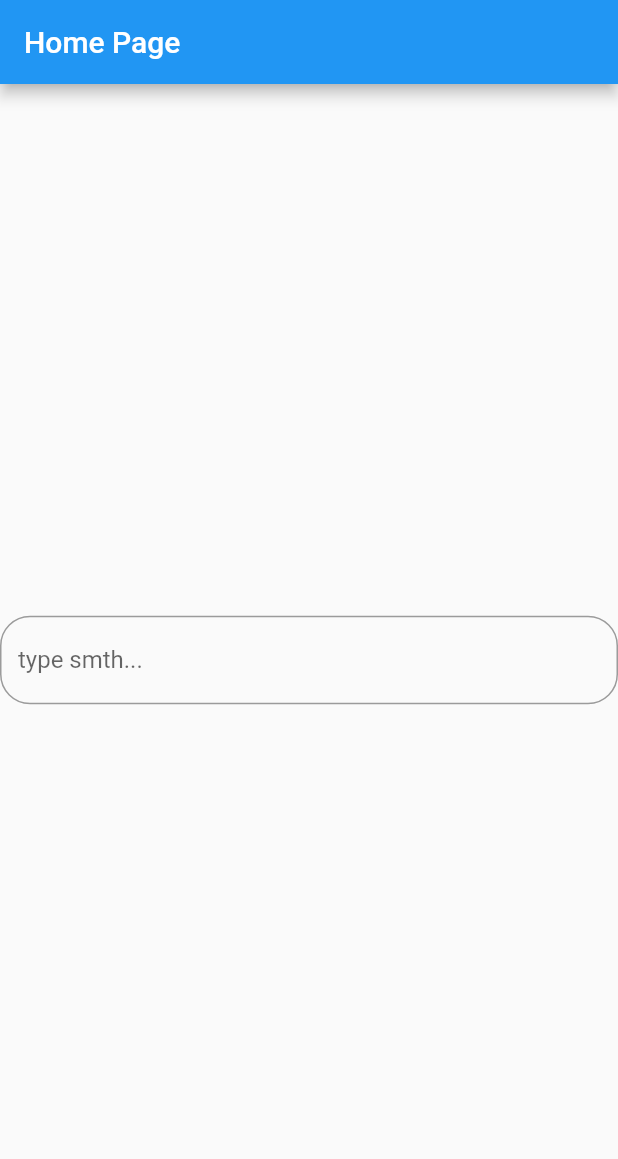
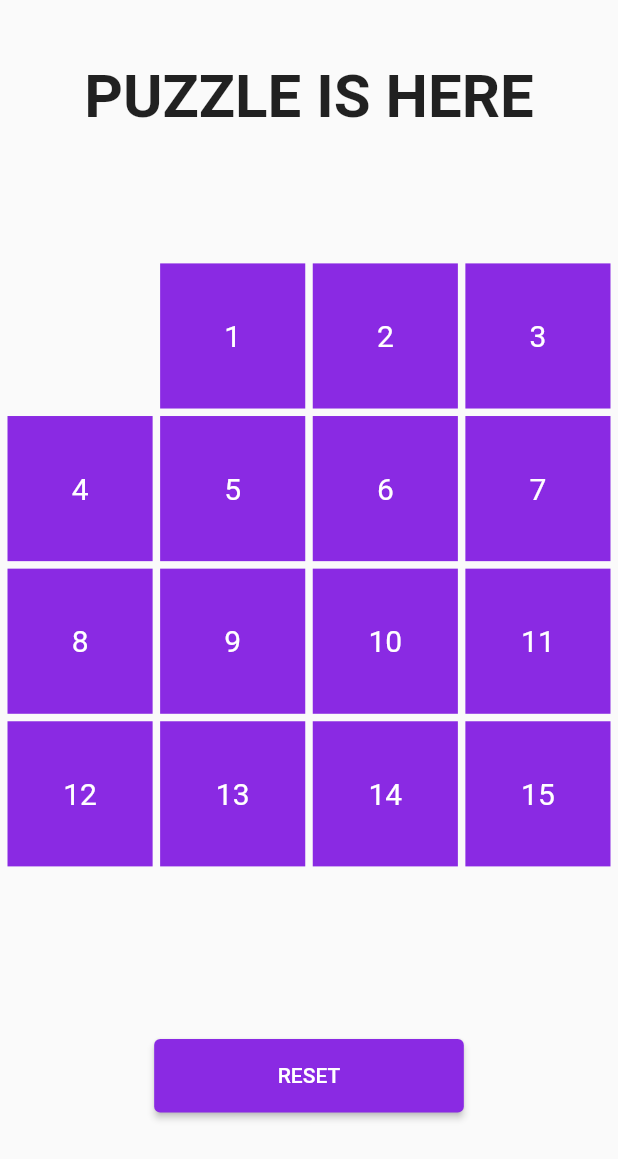
Before and after one commit to SaidazizxonFlutterDev/animation_puzzle, a Flutter app: the screen it shows after launch, on a phone screen of 412 x 824 dp. Shown: the top 1159 px of the screen. Run offline on Flutter 3.47's test engine with Material 2 defaults, Android fonts, the light colour scheme and no system bars.

Commit message:
Home page view deyarli tayyor

```diff
--- a/lib/core/components/form_field_decoration.dart
+++ b/lib/core/components/form_field_decoration.dart
@@ -1,12 +1,13 @@
 import 'package:flutter/material.dart';
 
 class MyFormDecoration {
-  static InputDecoration inputDecoration({String? hint, String? txt, OutlineInputBorder? border}){
+  static InputDecoration inputDecoration(
+      {String? hint, String? txt, OutlineInputBorder? border, IconData? sIcon}) {
     return InputDecoration(
       hintText: hint,
       labelText: txt,
       border: border,
-
+      suffixIcon: Icon(sIcon),
     );
   }
 }
--- a/lib/core/constants/color_const.dart
+++ b/lib/core/constants/color_const.dart
@@ -3,5 +3,7 @@ import 'package:flutter/material.dart';
 class ColorConst {
   static const Color primary =  Color(0xFF8A2AE3);
   static const Color textColor = Colors.black;
+  static const Color grey = Colors.grey;
+  static const Color invisible = Colors.transparent;
 
 }
--- a/lib/core/constants/fontsize_const.dart
+++ b/lib/core/constants/fontsize_const.dart
@@ -3,5 +3,6 @@ class MyFontSize {
   static double small = 16.0;
   static double normal = 20.0;
   static double large = 24.0;
-  static double extraLarge = 30.0;
+  static double extraLarge = 33.0;
+  static double doubleExtraLarge = 40.0;
 }
--- a/lib/core/constants/fontweight_const.dart
+++ b/lib/core/constants/fontweight_const.dart
@@ -3,5 +3,5 @@ import 'package:flutter/material.dart';
 class FontWeightConst {
   static FontWeight bold = FontWeight.bold;
   static FontWeight normal = FontWeight.normal;
-  static FontWeight thin = FontWeight.w200;
+  static FontWeight thin = FontWeight.w400;
 }
--- a/lib/main.dart
+++ b/lib/main.dart
@@ -1,7 +1,18 @@
+import 'package:animation_puzzle/provider/signIn_ff_provider.dart';
 import 'package:animation_puzzle/route/my_route.dart';
 import 'package:flutter/material.dart';
+import 'package:provider/provider.dart';
+
 void main() {
-  runApp(const MyApp());
+  runApp(
+    MultiProvider(
+      providers: [
+        ChangeNotifierProvider(create: (_) => VisibilityPasswordProvider()),
+      ],
+      child: const MyApp(),
+    ),
+  );
+
 }
 
 class MyApp extends StatelessWidget {
@@ -12,9 +23,7 @@ class MyApp extends StatelessWidget {
     return MaterialApp(
       debugShowCheckedModeBanner: false,
       title: 'Puzzle',
-      theme: ThemeData(
-        primarySwatch: Colors.blue,
-      ),
+      theme: ThemeData.light(),
       initialRoute: '/home',
       onGenerateRoute: (settings) => RouterGenerator.generateRoute(settings),
     );
--- a/lib/route/my_route.dart
+++ b/lib/route/my_route.dart
@@ -1,7 +1,7 @@
 import 'package:animation_puzzle/screens/auth/reset_password_page.dart';
-import 'package:animation_puzzle/screens/auth/sign_in_page.dart';
+import 'package:animation_puzzle/screens/my_home_page.dart';
 import 'package:animation_puzzle/screens/auth/sign_up_page.dart';
-import 'package:animation_puzzle/screens/my_home_page.dart';
+import 'package:animation_puzzle/screens/auth/my_signin_page.dart';
 import 'package:flutter/material.dart';
 
 class RouterGenerator {
@@ -9,14 +9,14 @@ class RouterGenerator {
     var args = settings.arguments;
 
     switch (settings.name) {
+      case '/signIn':
+        return MaterialPageRoute(
+          builder: (context) => const MySingInPage(),
+        );
+
       case '/home':
         return MaterialPageRoute(
           builder: (context) => const MyHomePage(),
-        );
-
-      case '/signIn':
-        return MaterialPageRoute(
-          builder: (context) => const SignInPage(),
         );
 
       case '/signUp':
--- a/lib/screens/my_home_page.dart
+++ b/lib/screens/my_home_page.dart
@@ -1,20 +1,42 @@
-import 'package:animation_puzzle/core/components/form_field_decoration.dart';
-import 'package:animation_puzzle/core/constants/my_form_border.dart';
+import 'package:animation_puzzle/core/constants/fontsize_const.dart';
+import 'package:animation_puzzle/core/constants/fontweight_const.dart';
+import 'package:animation_puzzle/widgets/my_button.dart';
+import 'package:animation_puzzle/widgets/my_grid_view.dart';
+import 'package:animation_puzzle/widgets/my_text.dart';
 import 'package:flutter/material.dart';
 
-class MyHomePage extends StatelessWidget {
+class MyHomePage extends StatefulWidget {
   const MyHomePage({Key? key}) : super(key: key);
 
   @override
+  State<MyHomePage> createState() => _MyHomePageState();
+}
+
+class _MyHomePageState extends State<MyHomePage> {
+  List<String> myList = [
+    "0","1","2","3","4","5","6","7","8","9","10","11","12","13","14","15"];
+
+  @override
   Widget build(BuildContext context) {
+    double _h = MediaQuery.of(context).size.height;
+    double _w = MediaQuery.of(context).size.width;
     return Scaffold(
-      appBar: AppBar(title: const Text("Home Page")),
-      body: Center(
-        child: TextFormField(
-          decoration: MyFormDecoration.inputDecoration(
-            hint: "type smth...",
-            border: MyFormBorderConst.normal,
-          ),
+      body: SafeArea(
+        child: Column(
+          children: [
+            Padding(
+              padding: EdgeInsets.only(top: _h * 0.05, bottom: _h * 0.1),
+              child: MyText(
+                txt: "PUZZLE IS HERE",
+                size: MyFontSize.doubleExtraLarge,
+                weight: FontWeightConst.bold,
+              ),
+            ),
+            Expanded(
+              child: MyGridView(myList: myList),
+            ),
+            MyButton(myList: myList),
+          ],
         ),
       ),
     );
--- /dev/null
+++ b/lib/widgets/my_button.dart
@@ -0,0 +1,31 @@
+import 'package:animation_puzzle/core/constants/color_const.dart';
+import 'package:flutter/material.dart';
+
+class MyButton extends StatelessWidget {
+  List myList;
+  MyButton({Key? key, required this.myList}) : super(key: key);
+
+  @override
+  Widget build(BuildContext context) {
+    double _h = MediaQuery.of(context).size.height;
+    double _w = MediaQuery.of(context).size.width;
+    return Padding(
+      padding: EdgeInsets.symmetric(vertical: _h * 0.1, horizontal: _w * 0.03),
+      child: ElevatedButton(
+        onPressed: () {
+          var a = myList[0];
+          myList[0] = myList[1];
+          myList[1] = a;
+        },
+        child: const Text("RESET"),
+        style: ElevatedButton.styleFrom(
+          primary: ColorConst.primary,
+          padding: EdgeInsets.symmetric(
+            vertical:_h * 0.02,
+            horizontal: _w * 0.2,
+          ),
+        ),
+      ),
+    );
+  }
+}
--- /dev/null
+++ b/lib/widgets/my_grid_view.dart
@@ -0,0 +1,39 @@
+import 'package:animation_puzzle/core/constants/color_const.dart';
+import 'package:animation_puzzle/core/constants/fontsize_const.dart';
+import 'package:animation_puzzle/widgets/my_text.dart';
+import 'package:flutter/material.dart';
+
+class MyGridView extends StatelessWidget {
+  List myList;
+  MyGridView({Key? key, required this.myList}) : super(key: key);
+
+  @override
+  Widget build(BuildContext context) {
+    return Padding(
+      padding: const EdgeInsets.all(5.0),
+      child: GridView.builder(
+          gridDelegate: const SliverGridDelegateWithFixedCrossAxisCount(
+            crossAxisCount: 4,
+            crossAxisSpacing: 5,
+            mainAxisSpacing: 5,
+          ),
+          itemCount: myList.length,
+          itemBuilder: (context, index) {
+            return myList[index] != "0"
+                ? AnimatedContainer(
+                    duration: const Duration(milliseconds: 600),
+                    color: ColorConst.primary,
+                    alignment: Alignment.center,
+                    child: MyText(
+                        txt: myList[index],
+                        size: MyFontSize.normal,
+                        color: Colors.white),
+                  )
+                : AnimatedContainer(
+                    duration: const Duration(milliseconds: 600),
+                    color: ColorConst.invisible,
+                  );
+          }),
+    );
+  }
+}
--- a/lib/widgets/my_text.dart
+++ b/lib/widgets/my_text.dart
@@ -18,6 +18,7 @@ class MyText extends StatelessWidget {
         color: color,
         fontWeight: weight,
         overflow: overflow,
+        decoration: TextDecoration.none,
       ),
     );
   }
--- a/pubspec.yaml
+++ b/pubspec.yaml
@@ -37,6 +37,7 @@ dependencies:
   firebase_auth: ^3.3.10
   firebase_core: ^1.13.1
   firebase: ^9.0.2
+  provider: ^6.0.2
 
 dev_dependencies:
   flutter_test:
```
Also changed, not shown: lib/provider/signIn_ff_provider.dart (added, +9 -0 lines), lib/screens/auth/my_signin_page.dart (added, +78 -0 lines), lib/screens/auth/sign_in_page.dart (deleted, +0 -12 lines), lib/widgets/my_form_field.dart (added, +54 -0 lines), pubspec.lock.
